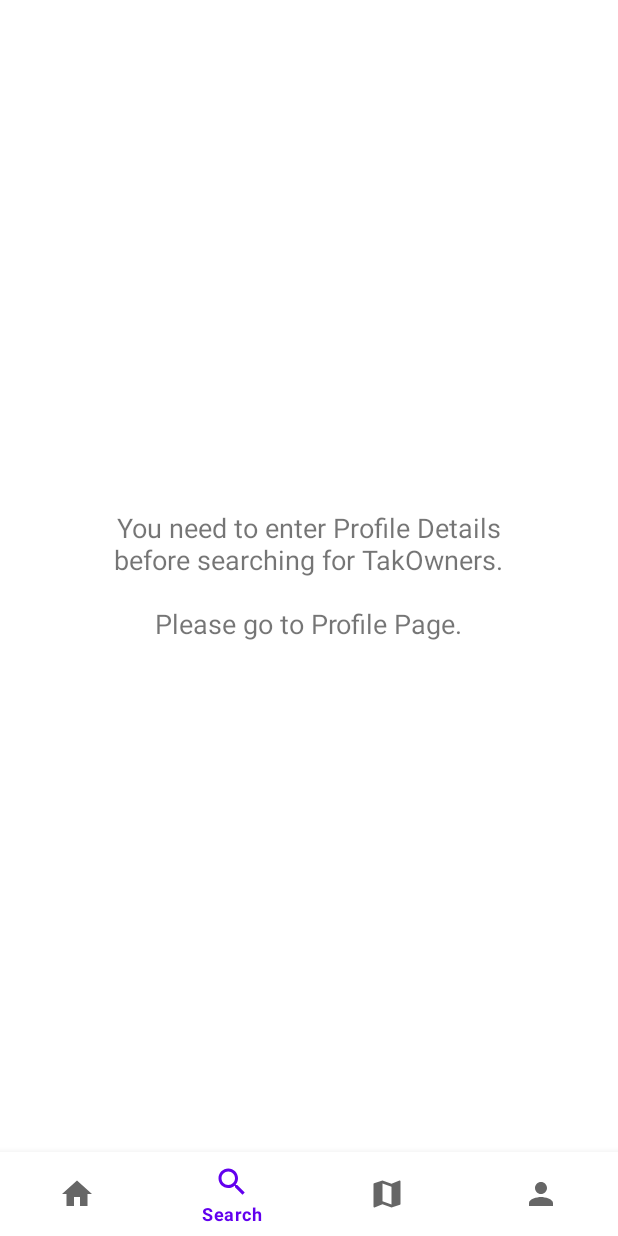
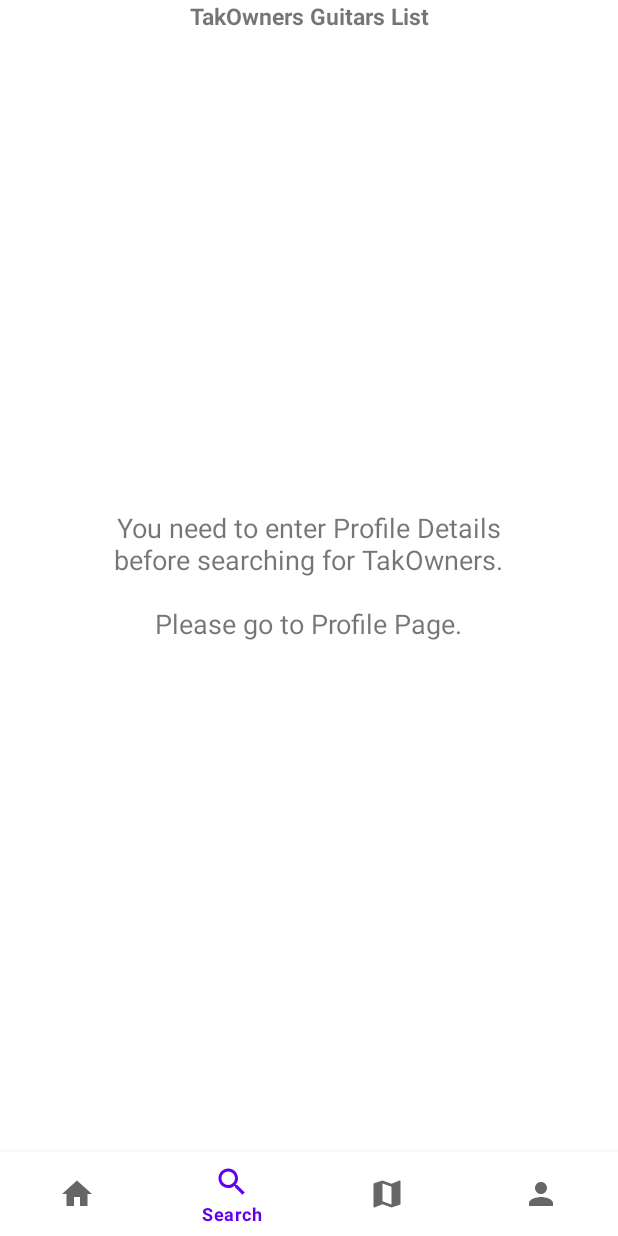
Before and after one commit to panosbabo/TakOwnersMart, an Android app: the screen it shows after launch (MainActivity), item 2 of the bottom bar chosen, on a phone screen of 412 x 824 dp. Run offline under Robolectric (Android 15) with nearby library versions, the phone set to English and light mode, and no system bars; our stand-ins replace Room's generated code.

Commit message:
Implemented Search Page as fragment & Removed Search activity

```diff
--- a/app/src/main/java/com/example/takownersmart/SearchPage.java
+++ b/app/src/main/java/com/example/takownersmart/SearchPage.java
@@ -7,13 +7,23 @@ import android.os.Bundle;
 import androidx.fragment.app.Fragment;
 import androidx.recyclerview.widget.RecyclerView;
 
+import android.util.Log;
 import android.view.LayoutInflater;
 import android.view.View;
 import android.view.ViewGroup;
+import android.widget.ListView;
 import android.widget.TextView;
 import android.widget.Toast;
 
 import com.example.takownersmart.db.ProfileDatabase;
+
+import java.io.BufferedReader;
+import java.io.IOException;
+import java.io.InputStream;
+import java.io.InputStreamReader;
+import java.nio.charset.StandardCharsets;
+import java.util.ArrayList;
+import java.util.List;
 
 /**
  * A simple {@link Fragment} subclass.
@@ -25,6 +35,27 @@ public class SearchPage extends Fragment {
     public SearchPage() {
         // Required empty public constructor
     }
+
+    // Private variables to be used to fetch and display the context in the activity
+    private final List<GuitarObject> guitarExampleList = new ArrayList<>();
+    private String[] guitarModels;
+    private String[] guitarPrice;
+    private String[] guitarOwner;
+    private String[] ownerEmail;
+    private String[] guitarDetails;
+
+    // Private string for the intended amazing Japanese Acoustic Guitar Brand named "Takamine"
+    private static final String guitarBrand = "Takamine";
+
+    // Fetching guitar images from drawable
+    private Integer imageid[] = {
+            R.drawable.p3dc,
+            R.drawable.p4dc,
+            R.drawable.p5dc,
+            R.drawable.p7dc,
+            R.drawable.ltd2016,
+            R.drawable.ltd2020,
+    };
 
     /**
      * Use this factory method to create a new instance of
@@ -58,8 +89,8 @@ public class SearchPage extends Fragment {
         }
         else {
             // Creating a new Intent for the next activity
-            Intent intent = new Intent(SearchPage.super.getContext(), SearchGuitars.class);
-            startActivity(intent);
+//            Intent intent = new Intent(SearchPage.super.getContext(), SearchGuitars.class);
+//            startActivity(intent);
         }
     }
 
@@ -78,22 +109,91 @@ public class SearchPage extends Fragment {
         TextView non_registered;
         TextView registered;
 
+        // Initializing a list view for the guitar list
+        ListView listView;
+
+        // Fetching data of allegedly guitar owners from a csv file.
+        readDisplayInfo();
+
+        // Initializing GuitarList attributes to the amount of owners in the csv file.
+        guitarModels = new String[guitarExampleList.size()];
+        guitarPrice = new String[guitarExampleList.size()];
+        guitarOwner = new String[guitarExampleList.size()];
+        ownerEmail = new String[guitarExampleList.size()];
+        guitarDetails = new String[guitarExampleList.size()];
+
+        // Data is being transferred to newly created GuitarList instance.
+        transferData();
+
+        // Reference: Done a Similar example in Lab 4
+
+        // Creating a descent textview for the search page title
+//        TextView textView = new TextView(getContext());
+//        textView.setTypeface(Typeface.DEFAULT_BOLD);
+//        textView.setText("TakOwners Guitars List");
+
+        listView = (ListView) view.findViewById(R.id.list);
+
+//        listView.addHeaderView(textView);
+
+        // For populating list data
+        GuitarList customGuitarList = new GuitarList(getActivity(), imageid, guitarBrand, guitarModels, guitarPrice, guitarOwner, ownerEmail, guitarDetails);
+        // Reference Complete
+
         // Initializing Views to the related R.id's
         non_registered = (TextView) view.findViewById(R.id.non_registered_view);
-        registered = (TextView) view.findViewById(R.id.registered_view);
 
         /* If-Else statement to check whether the user has entered profile details
         or not and display the related content in each case. */
         if (db.profileDao().getprofile().isEmpty()) {
-            registered.setVisibility(View.GONE);
             non_registered.setVisibility(View.VISIBLE);
+
         }
         else {
             // Creating a descent textview for the wish list page title
-            registered.setVisibility(View.VISIBLE);
             non_registered.setVisibility(View.GONE);
+            listView.setAdapter(customGuitarList);
         }
 
         return view;
     }
+
+    // Function that reads and fetches all relevant data of guitar owners from a csv file
+    private void readDisplayInfo() {
+        InputStream is = getResources().openRawResource(R.raw.guitar_list);
+        BufferedReader reader = new BufferedReader(
+                new InputStreamReader(is, StandardCharsets.UTF_8)
+        );
+        String line = "";
+        try {
+            while((line = reader.readLine()) != null) {
+
+                String[] tokens = line.split(",");
+
+                GuitarObject guitar_list = new GuitarObject(
+                        tokens[0],
+                        tokens[1],
+                        tokens[2],
+                        tokens[3],
+                        tokens[4]
+                );
+                guitarExampleList.add(guitar_list);
+            }
+        }
+        catch (IOException e) {
+            Log.wtf("My activity", "Error reading line " + line, e);
+            e.printStackTrace();
+        }
+    }
+
+    // Function that transfers all data fetched from the csv file to create a new object from GuitarList class.
+    private void transferData() {
+        for(int i = 0; i < guitarExampleList.size(); i++){
+            guitarModels[i] = guitarExampleList.get(i).getGuitarModel();
+            guitarPrice[i] = guitarExampleList.get(i).getGuitarPrice();
+            guitarOwner[i] = guitarExampleList.get(i).getGuitarOwner();
+            ownerEmail[i] = guitarExampleList.get(i).getOwnerEmail();
+            guitarDetails[i] = guitarExampleList.get(i).getGuitarDetails();
+        }
+    }
 }
--- a/app/src/main/res/layout/fragment_search_page.xml
+++ b/app/src/main/res/layout/fragment_search_page.xml
@@ -6,13 +6,13 @@
     tools:context=".SearchPage">
 
     <TextView
-        android:id="@+id/registered_view"
-        android:layout_width="wrap_content"
+        android:id="@+id/search_title_view"
+        android:layout_width="match_parent"
         android:layout_height="wrap_content"
-        android:layout_gravity="center"
         android:textAlignment="center"
+        android:text="TakOwners Guitars List"
         android:textSize="15sp"
-        android:text="Click on the search icon\nto search for Takamine Owners" />
+        android:textStyle="bold"/>
 
     <TextView
         android:id="@+id/non_registered_view"
@@ -23,4 +23,10 @@
         android:text="You need to enter Profile Details before searching for TakOwners.\n\nPlease go to Profile Page."
         android:textSize="18sp" />
 
+    <ListView
+        android:id="@+id/list"
+        android:layout_width="match_parent"
+        android:layout_height="wrap_content"
+        android:paddingTop="20dp"/>
+
 </FrameLayout>
```
Also changed, not shown: app/src/main/AndroidManifest.xml (+0 -7 lines), app/src/main/java/com/example/takownersmart/SearchGuitars.java (deleted, +0 -123 lines), app/src/main/res/layout/activity_search_guitars.xml (deleted, +0 -17 lines), app/src/main/res/layout/fragment_home_page.xml (+4 -8 lines).
